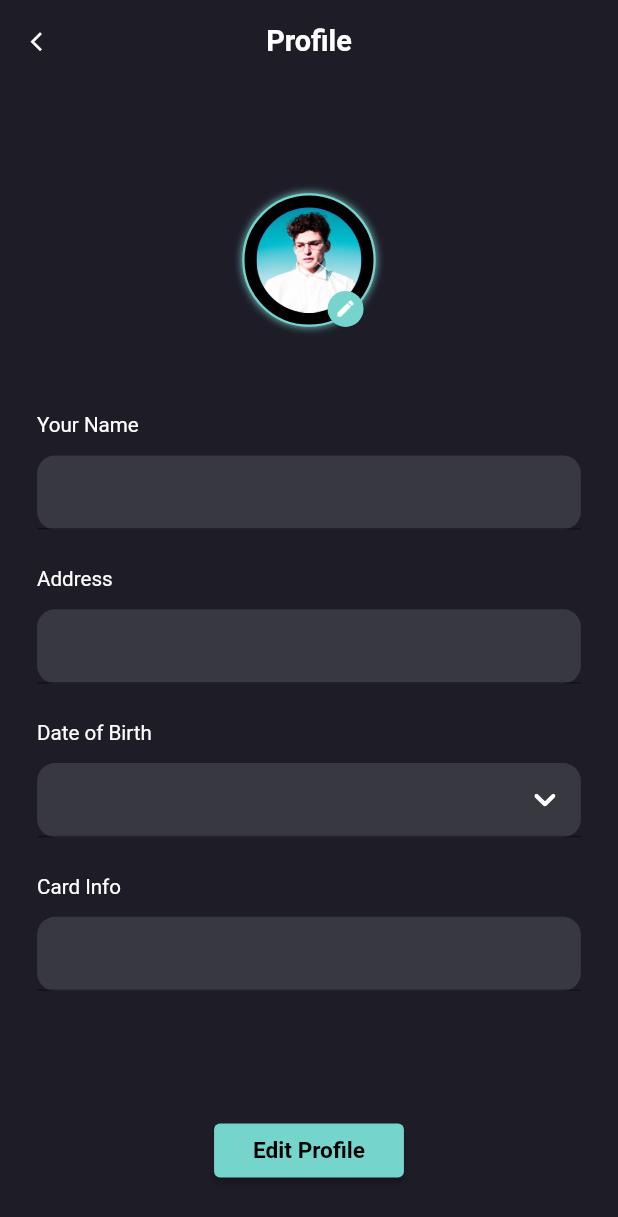
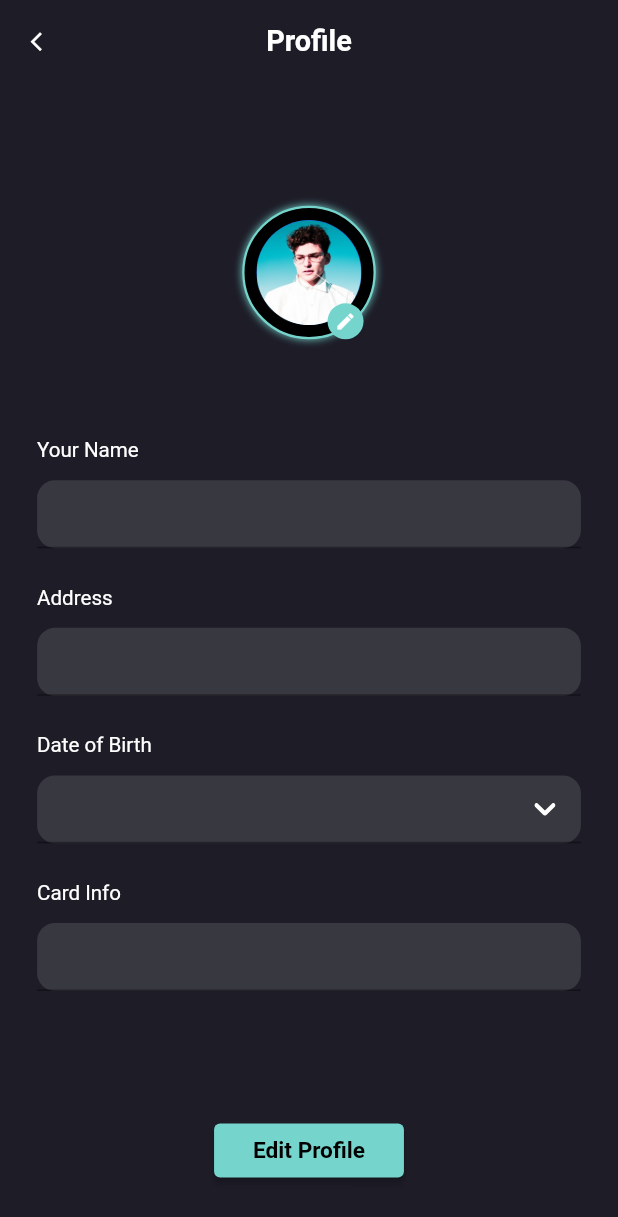
Before and after one commit to DarshLakhani23/Tera-Electric_Car_UI, a Flutter app: the Profile screen opened by its route, on a phone screen of 412 x 824 dp. Shown: the top 1217 px of the screen. Run offline on Flutter 3.47's test engine with Material 2 defaults, Android fonts, the phone set to English and light mode, and no system bars; our stand-ins replace flutter_svg, get, sizer; project files that could hold a hidden picture were left out.

Commit message:
#UI improvement

```diff
--- a/lib/widget/custom_textbox.dart
+++ b/lib/widget/custom_textbox.dart
@@ -35,7 +35,7 @@ class CustomTextField extends StatelessWidget {
           height: 1.5.h,
         ),
         Container(
-          height: 6.h,
+          height: 5.5.h,
           decoration: BoxDecoration(
             borderRadius: BorderRadius.circular(12),
             color: Colors.white12,
```
